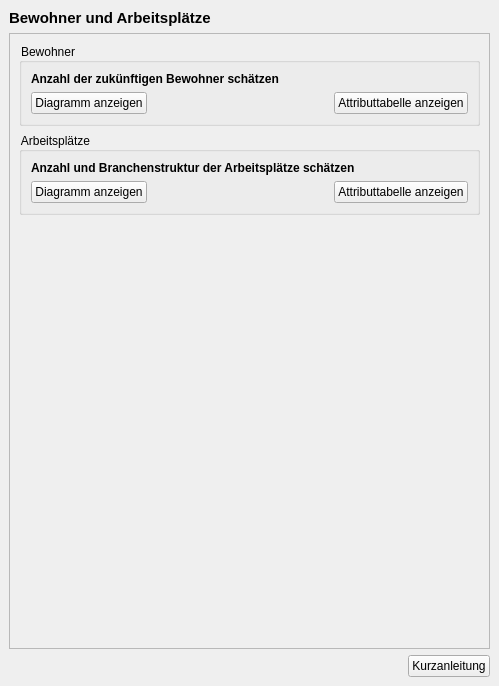
Above: projektchecktools/ui/ProjektCheck_dockwidget_analysis_01-BA.ui from projektcheck/ProjektCheck-QGIS before the change. Below: the same form after it.
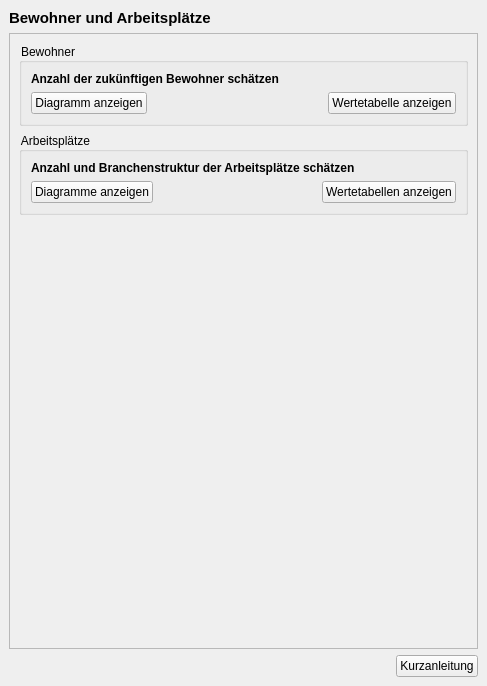
That is the form after the change. Icons and pictures are not drawn. Custom widgets are drawn as their Qt base class.

Commit message: edited tooltips and button labelling according to revision in Wirkungsbereich 'Bewohner und Arbeitsplaetze'

Diff of the .ui file:
```diff
--- a/projektchecktools/ui/ProjektCheck_dockwidget_analysis_01-BA.ui
+++ b/projektchecktools/ui/ProjektCheck_dockwidget_analysis_01-BA.ui
@@ -6,7 +6,7 @@
    <rect>
     <x>0</x>
     <y>0</y>
-    <width>499</width>
+    <width>487</width>
     <height>686</height>
    </rect>
   </property>
@@ -87,7 +87,7 @@
         <rect>
          <x>0</x>
          <y>0</y>
-         <width>479</width>
+         <width>467</width>
          <height>588</height>
         </rect>
        </property>
@@ -155,7 +155,7 @@
              <item>
               <widget class="QPushButton" name="inhabitants_table_button">
                <property name="text">
-                <string>Attributtabelle anzeigen</string>
+                <string>Wertetabelle anzeigen</string>
                </property>
                <property name="icon">
                 <iconset>
@@ -207,7 +207,7 @@
                 <enum>Qt::LeftToRight</enum>
                </property>
                <property name="text">
-                <string>Diagramm anzeigen</string>
+                <string>Diagramme anzeigen</string>
                </property>
                <property name="icon">
                 <iconset>
@@ -234,7 +234,7 @@
              <item>
               <widget class="QPushButton" name="jobs_table_button">
                <property name="text">
-                <string>Attributtabelle anzeigen</string>
+                <string>Wertetabellen anzeigen</string>
                </property>
                <property name="icon">
                 <iconset>
```
Left out of the diff: 10 changed lines with no effect on the pictures.
